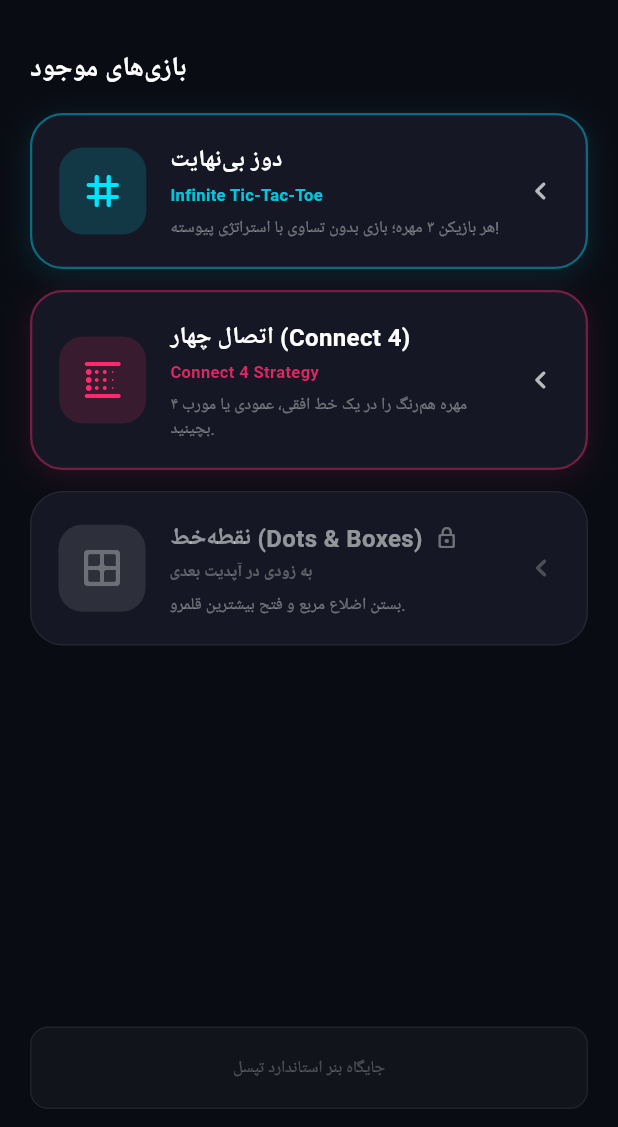
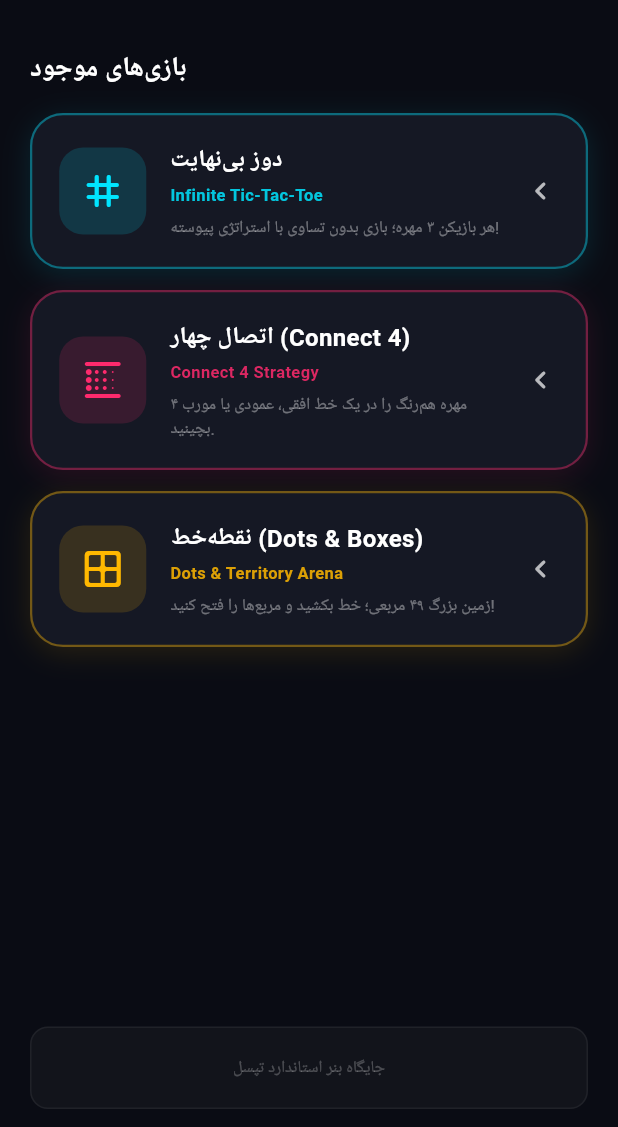
Before and after one commit to leoamirstar-cmd/AMIR, a Flutter app: the screen it shows after launch, on a phone screen of 412 x 824 dp, the part 109-1236 px from its top. Run offline on Flutter 3.47's test engine with Material 3 defaults, Android fonts, the phone set to English and light mode, and no system bars.

Commit message:
Add Dots and Boxes game and update UI elements
Added Dots and Boxes game card and updated titles.

```diff
--- a/lib/main.dart
+++ b/lib/main.dart
@@ -2,6 +2,7 @@ import 'package:flutter/material.dart';
 import 'package:flutter/services.dart';
 import 'screens/tic_tac_toe_lobby_screen.dart';
 import 'screens/connect_four_lobby_screen.dart';
+import 'screens/dots_and_boxes_lobby_screen.dart';
 
 void main() {
   WidgetsFlutterBinding.ensureInitialized();
@@ -87,14 +88,13 @@ class MainMenuScreen extends StatelessWidget {
               ),
               const SizedBox(height: 16),
 
-              // ۱. بازی دوز بی‌نهایت
+              // ۱. دوز بی‌نهایت
               _buildGameCard(
                 title: 'دوز بی‌نهایت',
                 englishTitle: 'Infinite Tic-Tac-Toe',
                 description: 'هر بازیکن ۳ مهره؛ بازی بدون تساوی با استراتژی پیوسته!',
                 accentColor: const Color(0xFF00E5FF),
                 icon: Icons.grid_3x3_rounded,
-                isLocked: false,
                 onTap: () {
                   Navigator.push(
                     context,
@@ -107,14 +107,13 @@ class MainMenuScreen extends StatelessWidget {
 
               const SizedBox(height: 14),
 
-              // ۲. بازی اتصال چهار (فعال شد)
+              // ۲. اتصال چهار
               _buildGameCard(
                 title: 'اتصال چهار (Connect 4)',
                 englishTitle: 'Connect 4 Strategy',
                 description: '۴ مهره هم‌رنگ را در یک خط افقی، عمودی یا مورب بچینید.',
                 accentColor: const Color(0xFFFF2A6D),
                 icon: Icons.blur_linear_rounded,
-                isLocked: false,
                 onTap: () {
                   Navigator.push(
                     context,
@@ -127,20 +126,26 @@ class MainMenuScreen extends StatelessWidget {
 
               const SizedBox(height: 14),
 
-              // ۳. بازی نقطه‌خط (برای فاز بعد)
+              // ۳. نقطه‌خط بزرگ
               _buildGameCard(
                 title: 'نقطه‌خط (Dots & Boxes)',
-                englishTitle: 'به زودی در آپدیت بعدی',
-                description: 'بستن اضلاع مربع و فتح بیشترین قلمرو.',
+                englishTitle: 'Dots & Territory Arena',
+                description: 'زمین بزرگ ۴۹ مربعی؛ خط بکشید و مربع‌ها را فتح کنید!',
                 accentColor: const Color(0xFFFFB800),
                 icon: Icons.border_all_rounded,
-                isLocked: true,
-                onTap: () {},
+                onTap: () {
+                  Navigator.push(
+                    context,
+                    MaterialPageRoute(
+                      builder: (_) => const DotsAndBoxesLobbyScreen(),
+                    ),
+                  );
+                },
               ),
 
               const Spacer(),
 
-              // جایگاه قرارگیری بنر تپسل
+              // بنر استاندارد تپسل
               Container(
                 height: 55,
                 margin: const EdgeInsets.only(bottom: 12),
@@ -169,11 +174,10 @@ class MainMenuScreen extends StatelessWidget {
     required String description,
     required Color accentColor,
     required IconData icon,
-    required bool isLocked,
     required VoidCallback onTap,
   }) {
     return InkWell(
-      onTap: isLocked ? null : onTap,
+      onTap: onTap,
       borderRadius: BorderRadius.circular(22),
       child: Container(
         padding: const EdgeInsets.all(18),
@@ -181,12 +185,10 @@ class MainMenuScreen extends StatelessWidget {
           color: const Color(0xFF151824),
           borderRadius: BorderRadius.circular(22),
           border: Border.all(
-            color: isLocked ? Colors.white.withOpacity(0.06) : accentColor.withOpacity(0.4),
-            width: isLocked ? 1 : 1.5,
+            color: accentColor.withOpacity(0.4),
+            width: 1.5,
           ),
-          boxShadow: isLocked
-              ? []
-              : [
+          boxShadow: [
             BoxShadow(
               color: accentColor.withOpacity(0.12),
               blurRadius: 16,
@@ -200,45 +202,29 @@ class MainMenuScreen extends StatelessWidget {
               width: 58,
               height: 58,
               decoration: BoxDecoration(
-                color: isLocked ? Colors.white10 : accentColor.withOpacity(0.15),
+                color: accentColor.withOpacity(0.15),
                 borderRadius: BorderRadius.circular(16),
               ),
-              child: Icon(
-                icon,
-                color: isLocked ? Colors.white30 : accentColor,
-                size: 32,
-              ),
+              child: Icon(icon, color: accentColor, size: 32),
             ),
             const SizedBox(width: 16),
             Expanded(
               child: Column(
                 crossAxisAlignment: CrossAxisAlignment.start,
                 children: [
-                  Row(
-                    children: [
                   Text(
                     title,
-                        style: TextStyle(
-                          color: isLocked ? Colors.white54 : Colors.white,
+                    style: const TextStyle(
+                      color: Colors.white,
                       fontSize: 16,
                       fontWeight: FontWeight.bold,
                     ),
-                      ),
-                      if (isLocked) ...[
-                        const SizedBox(width: 8),
-                        const Icon(
-                          Icons.lock_outline_rounded,
-                          color: Colors.white38,
-                          size: 16,
-                        ),
-                      ],
-                    ],
                   ),
                   const SizedBox(height: 3),
                   Text(
                     englishTitle,
                     style: TextStyle(
-                      color: isLocked ? Colors.white30 : accentColor.withOpacity(0.85),
+                      color: accentColor.withOpacity(0.85),
                       fontSize: 11,
                       fontWeight: FontWeight.w600,
                     ),
@@ -254,9 +240,9 @@ class MainMenuScreen extends StatelessWidget {
               ),
             ),
             const SizedBox(width: 8),
-            Icon(
+            const Icon(
               Icons.chevron_left_rounded,
-              color: isLocked ? Colors.white24 : Colors.white70,
+              color: Colors.white70,
               size: 24,
             ),
           ],
```
Lines whose indentation alone changed are shown as unchanged.
